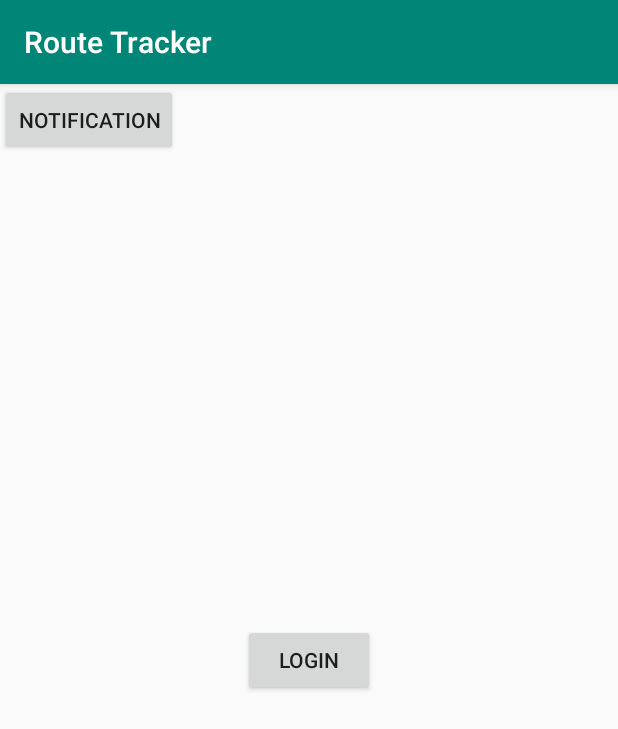
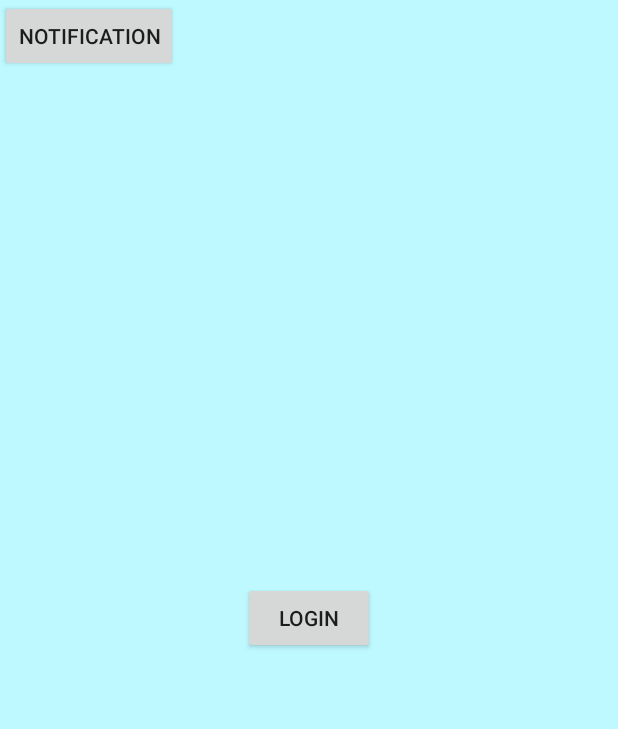
Before and after one commit to biner1999/night-travel, an Android app: the screen it shows after launch (MainActivity), on a phone screen of 412 x 824 dp. Shown: the top 729 px of the screen. Run offline under Robolectric (Android 15) with nearby library versions, the phone set to English and light mode, and no system bars.

Commit message:
Added searchbar to map screen. Changed colour scheme

```diff
--- a/app/src/debug/res/values/google_maps_api.xml
+++ b/app/src/debug/res/values/google_maps_api.xml
@@ -20,5 +20,5 @@
     Once you have your key (it starts with "AIza"), replace the "google_maps_key"
     string in this file.
     -->
-    <string name="google_maps_key" templateMergeStrategy="preserve" translatable="false">AIzaSyCKVoIj4RBmlfgcLR9NAt5WZXQFVDyrg28</string>
+    <string name="google_maps_key" templateMergeStrategy="preserve" translatable="false">AIzaSyClgsAMqmvkOKsDKZNJfU-70tYzh4HGxAs</string>
 </resources>
--- a/app/src/main/java/com/example/routetracker/homescreenActivity.java
+++ b/app/src/main/java/com/example/routetracker/homescreenActivity.java
@@ -1,8 +1,6 @@
 package com.example.routetracker;
 
-import androidx.annotation.NonNull;
 import androidx.appcompat.app.AppCompatActivity;
-import androidx.core.app.ActivityCompat;
 import androidx.core.content.ContextCompat;
 
 import com.google.android.gms.location.FusedLocationProviderClient;
@@ -21,9 +19,7 @@ import com.google.android.gms.maps.model.MarkerOptions;
 import com.google.android.gms.tasks.OnSuccessListener;
 
 import android.Manifest;
-import android.content.Intent;
 import android.content.pm.PackageManager;
-import android.graphics.Camera;
 import android.location.Location;
 import android.os.Bundle;
 import android.os.Looper;
@@ -79,6 +75,7 @@ public class homescreenActivity extends AppCompatActivity implements OnMapReadyC
         setContentView(R.layout.activity_homescreen);
         MapsInitializer.initialize(getApplicationContext());
         fusedLocationClient = LocationServices.getFusedLocationProviderClient(this);
+
         locMarker = new MarkerOptions();
         locMarker.icon(BitmapDescriptorFactory.defaultMarker(BitmapDescriptorFactory.HUE_BLUE));
 
--- a/app/src/main/res/values/styles.xml
+++ b/app/src/main/res/values/styles.xml
@@ -1,11 +1,13 @@
 <resources>
 
     <!-- Base application theme. -->
-    <style name="AppTheme" parent="Theme.AppCompat.Light.DarkActionBar">
+    <style name="AppTheme" parent="Theme.AppCompat.Light.NoActionBar">
         <!-- Customize your theme here. -->
-        <item name="colorPrimary">@color/colorPrimary</item>
-        <item name="colorPrimaryDark">@color/colorPrimaryDark</item>
+        <item name="colorPrimary">#82EAF0</item>
+        <item name="colorPrimaryDark">#82EAF0</item>
         <item name="colorAccent">@color/colorAccent</item>
+        <item name="android:background">#bef9ff</item>
+
     </style>
 
 </resources>
```
Also changed, not shown: app/src/main/res/layout/activity_homescreen.xml (+22 -4 lines).
